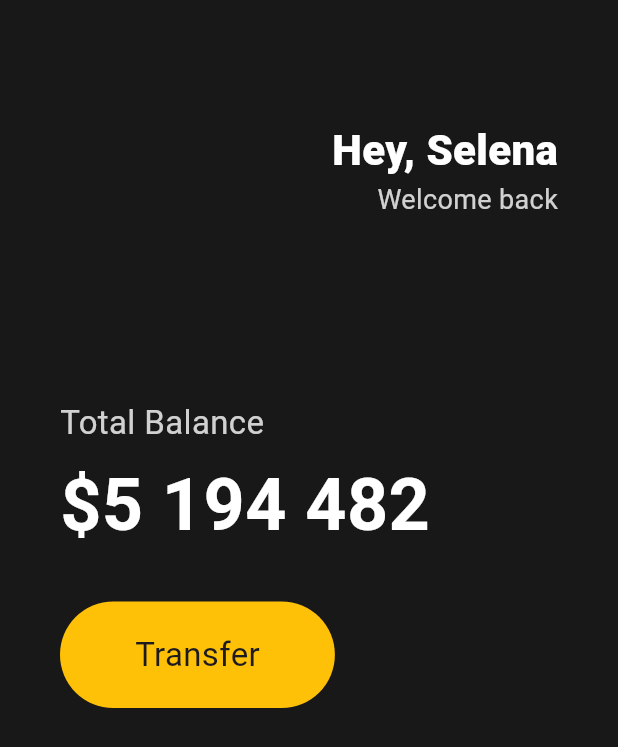
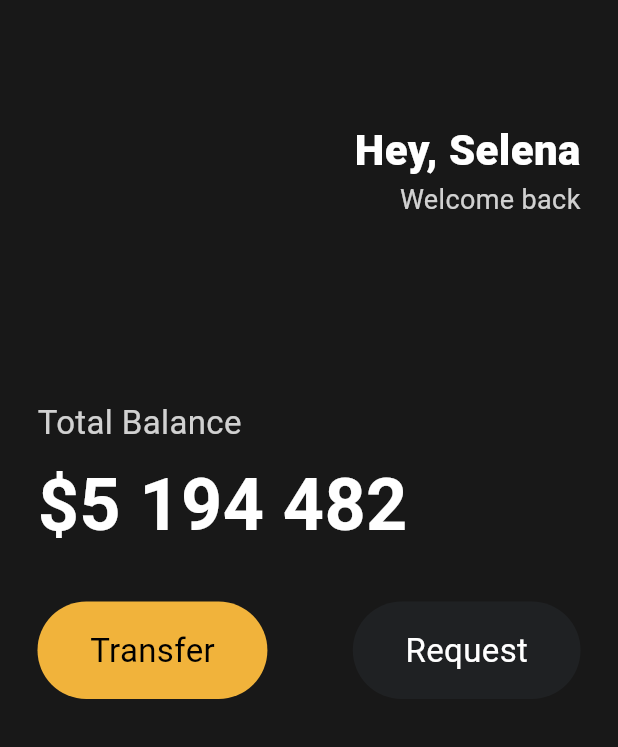
Before and after one commit to kimjihye058/2024-Flutter-Study, a Flutter app: the screen it shows after launch, on a phone screen of 412 x 824 dp. Shown: the top 747 px of the screen. Run offline on Flutter 3.47's test engine with Material 3 defaults, Android fonts, the phone set to English and light mode, and no system bars.

Commit message:
button class 만들어서 class로 widget 해주기

```diff
--- a/lib/main.dart
+++ b/lib/main.dart
@@ -1,9 +1,5 @@
 import 'package:flutter/material.dart';
-
-const taxAmount = 15;   // const: constant는 수정할 수 없고, 컴파일 전에 그 value를 알 수 있는 변수
-const priceAmount = 30;
-
-var finalPrice = taxAmount + priceAmount;
+import 'package:toonflix/widgets/button.dart';
 
 void main() {
   runApp(App());
@@ -11,6 +7,8 @@ void main() {
 
 // commit test11
 class App extends StatelessWidget {
+  const App({super.key});
+
   @override
   Widget build(BuildContext context) {
     return MaterialApp(
@@ -18,7 +16,7 @@ class App extends StatelessWidget {
           backgroundColor: Color(0xFF181818),
           body: Padding(
             padding: EdgeInsets.symmetric(
-              horizontal: 40,
+              horizontal: 25,
             ),
             child: Column(
               crossAxisAlignment: CrossAxisAlignment.start,
@@ -46,7 +44,7 @@ class App extends StatelessWidget {
                             color: Color.fromRGBO(255, 255, 255, 0.8),
                             fontSize: 18,
                           ),
-                        ),
+                        )
                       ],
                     )
                   ],
@@ -76,25 +74,18 @@ class App extends StatelessWidget {
                   height: 30,
                 ),
                 Row(
+                  mainAxisAlignment: MainAxisAlignment.spaceBetween,
                   children: [
-                    Container(
-                      decoration: BoxDecoration(
-                        color: Colors.amber,
-                        borderRadius: BorderRadius.circular(45),
-                      ),
-                      child: Padding(
-                        padding: EdgeInsets.symmetric(
-                          vertical: 20,
-                          horizontal: 50,
-                        ),
-                        child: Text(
-                          'Transfer',
-                          style: TextStyle(
-                            fontSize: 22,
-                          ),
-                        ),
-                      ),
-                    )
+                    Button(
+                      text: 'Transfer',
+                      bgColor: Color(0xFFF1B33B),
+                      textColor: Colors.black,
+                    ),
+                    Button(
+                      text: 'Request',
+                      bgColor: Color(0xFF1F2123),
+                      textColor: Colors.white,
+                    ),
                   ],
                 )
               ],
--- /dev/null
+++ b/lib/widgets/button.dart
@@ -0,0 +1,33 @@
+import 'package:flutter/material.dart';
+
+class Button extends StatelessWidget {
+  final String text;
+  final Color bgColor;
+  final Color textColor;
+
+  const Button(
+      {super.key,
+      required this.text,
+      required this.bgColor,
+      required this.textColor});
+
+  @override
+  Widget build(BuildContext context) {
+    return Container(
+      decoration: BoxDecoration(
+        color: bgColor,
+        borderRadius: BorderRadius.circular(45),
+      ),
+      child: Padding(
+        padding: EdgeInsets.symmetric(
+          vertical: 17,
+          horizontal: 35,
+        ),
+        child: Text(
+          text,
+          style: TextStyle(fontSize: 22, color: textColor),
+        ),
+      ),
+    );
+  }
+}
```
